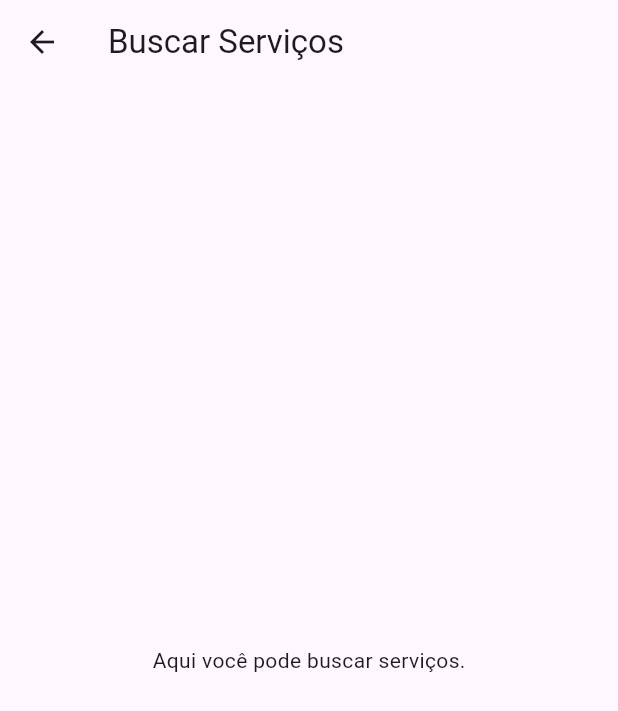
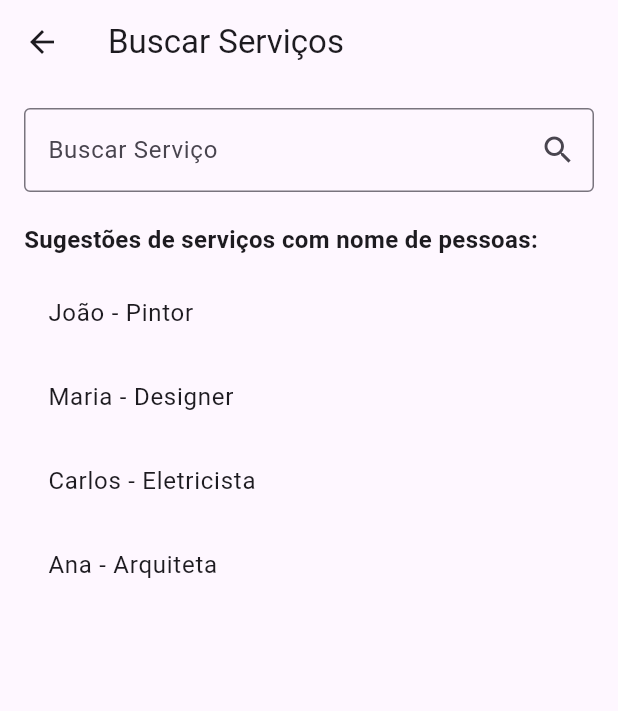
Before and after one commit to thomascaldana/skill_trader_app_flutter, a Flutter app: the BuscarServicosPage screen opened by its route, on a phone screen of 412 x 824 dp. Shown: the top 711 px of the screen. Run offline on Flutter 3.47's test engine with Material 3 defaults, Android fonts, the light colour scheme and no system bars.

Commit message:
projeto quase pronto para enviar, apenas revisar

```diff
--- a/lib/pages/buscar_servicos_page.dart
+++ b/lib/pages/buscar_servicos_page.dart
@@ -1,13 +1,69 @@
 // lib/pages/buscar_servicos_page.dart
 import 'package:flutter/material.dart';
 
-class BuscarServicosPage extends StatelessWidget {
+class BuscarServicosPage extends StatefulWidget {
+  const BuscarServicosPage({super.key});
+
+  @override
+  // ignore: library_private_types_in_public_api
+  _BuscarServicosPageState createState() => _BuscarServicosPageState();
+}
+
+class _BuscarServicosPageState extends State<BuscarServicosPage> {
+  TextEditingController _controller = TextEditingController();
+  final List<String> _sugestoes = [
+    'João - Pintor',
+    'Maria - Designer',
+    'Carlos - Eletricista',
+    'Ana - Arquiteta',
+  ];
+
+  void _buscarServicos() {
+    // Aqui você pode implementar a lógica de busca
+    print('Buscando por: ${_controller.text}');
+  }
+
   @override
   Widget build(BuildContext context) {
     return Scaffold(
       appBar: AppBar(title: Text('Buscar Serviços')),
-      body: Center(
-        child: Text('Aqui você pode buscar serviços.'),
+      body: Padding(
+        padding: const EdgeInsets.all(16.0),
+        child: Column(
+          crossAxisAlignment: CrossAxisAlignment.start,
+          children: [
+            // Campo de busca
+            TextField(
+              controller: _controller,
+              decoration: InputDecoration(
+                labelText: 'Buscar Serviço',
+                border: OutlineInputBorder(),
+                suffixIcon: IconButton(
+                  icon: Icon(Icons.search),
+                  onPressed: _buscarServicos, // Executa a busca
+                ),
+              ),
+            ),
+            SizedBox(height: 20),
+            // Sugestões de serviços
+            Text(
+              'Sugestões de serviços com nome de pessoas:',
+              style: TextStyle(fontSize: 16, fontWeight: FontWeight.bold),
+            ),
+            SizedBox(height: 10),
+            // Lista de sugestões
+            Expanded(
+              child: ListView.builder(
+                itemCount: _sugestoes.length,
+                itemBuilder: (context, index) {
+                  return ListTile(
+                    title: Text(_sugestoes[index]),
+                  );
+                },
+              ),
+            ),
+          ],
+        ),
       ),
     );
   }
--- a/lib/pages/conversas_page.dart
+++ b/lib/pages/conversas_page.dart
@@ -1,13 +1,39 @@
-// lib/pages/conversas_page.dart
 import 'package:flutter/material.dart';
 
 class ConversasPage extends StatelessWidget {
+  const ConversasPage({super.key});
+
   @override
   Widget build(BuildContext context) {
+    // Exemplo de conversas ativas com profissões e talentos
+    final conversas = [
+      {'nome': 'Carla', 'servico': 'Profª de Inglês', 'mensagem': 'Olá! Eu posso te ajudar com aulas de inglês.', 'avatar': 'https://randomuser.me/api/portraits/women/2.jpg'},
+      {'nome': 'João', 'servico': 'Aula de Violão', 'mensagem': 'Oi! Se você quiser aprender violão, estou disponível para aulas.', 'avatar': 'https://randomuser.me/api/portraits/men/1.jpg'},
+      {'nome': 'Beatriz', 'servico': 'Tradução de Textos', 'mensagem': 'Olá! Precisa de algum serviço de tradução? Estou disponível para ajudar.', 'avatar': 'https://randomuser.me/api/portraits/women/3.jpg'},
+      {'nome': 'Bruno Dias', 'servico': 'Desenvolvedor Backend', 'mensagem': 'Oi, sou desenvolvedor em Python e posso te ajudar com o backend do seu projeto.', 'avatar': 'https://randomuser.me/api/portraits/men/2.jpg'},
+      {'nome': 'Roberto', 'servico': 'Fotógrafo Profissional', 'mensagem': 'Olá! Precisa de ensaio fotográfico? Ofereço serviços profissionais.', 'avatar': 'https://randomuser.me/api/portraits/men/3.jpg'},
+    ];
+
     return Scaffold(
-      appBar: AppBar(title: Text('Conversas Ativas')),
-      body: Center(
-        child: Text('Aqui estão suas conversas ativas.'),
+      appBar: AppBar(
+        title: Text('Conversas Ativas'),
+      ),
+      body: ListView.builder(
+        itemCount: conversas.length,
+        itemBuilder: (context, index) {
+          return ListTile(
+            leading: CircleAvatar(
+              backgroundImage: NetworkImage(conversas[index]['avatar']!),
+            ),
+            title: Text(conversas[index]['nome']!),
+            subtitle: Text('${conversas[index]['servico']} - ${conversas[index]['mensagem']}'),
+            trailing: Icon(Icons.chat_bubble_outline),
+            onTap: () {
+              // Aqui você pode adicionar a ação de abrir a conversa
+              // Exemplo: Navigator.push(...)
+            },
+          );
+        },
       ),
     );
   }
--- a/lib/routes/app_routes.dart
+++ b/lib/routes/app_routes.dart
@@ -1,8 +1,11 @@
 // lib/routes/app_routes.dart
 class AppRoutes {
-  static const String home = '/';
-  static const String login = '/login';
+  static const String login = '/';
+  static const String home = '/home';
   static const String perfil = '/perfil';
   static const String conversas = '/conversas';
   static const String buscarServicos = '/buscar-servicos';
+  static const String meusServicos = '/meus-servicos';
+ static const String editarPerfil = '/editar-perfil';  // Corrigido para um nome de rota simples
+
 }
--- a/pubspec.yaml
+++ b/pubspec.yaml
@@ -58,9 +58,9 @@ flutter:
   uses-material-design: true
 
   # To add assets to your application, add an assets section, like this:
-  # assets:
-  #   - images/a_dot_burr.jpeg
-  #   - images/a_dot_ham.jpeg
+  assets:
+    - assets/logo_skill_trade.png
+    - assets/img_perfil.png
 
   # An image asset can refer to one or more resolution-specific "variants", see
   # https://flutter.dev/to/resolution-aware-images
```
Also changed, not shown: lib/main.dart (+8 -1 lines), lib/pages/editar_perfil_page.dart (added, +58 -0 lines), lib/pages/home_page.dart (+48 -10 lines), lib/pages/login_page.dart (+22 -7 lines), lib/pages/meus_servicos_page.dart (added, +101 -0 lines), lib/pages/perfil_page.dart (+13 -18 lines), assets/img_perfil.png (added), assets/logo_skill_trade.png (added).
